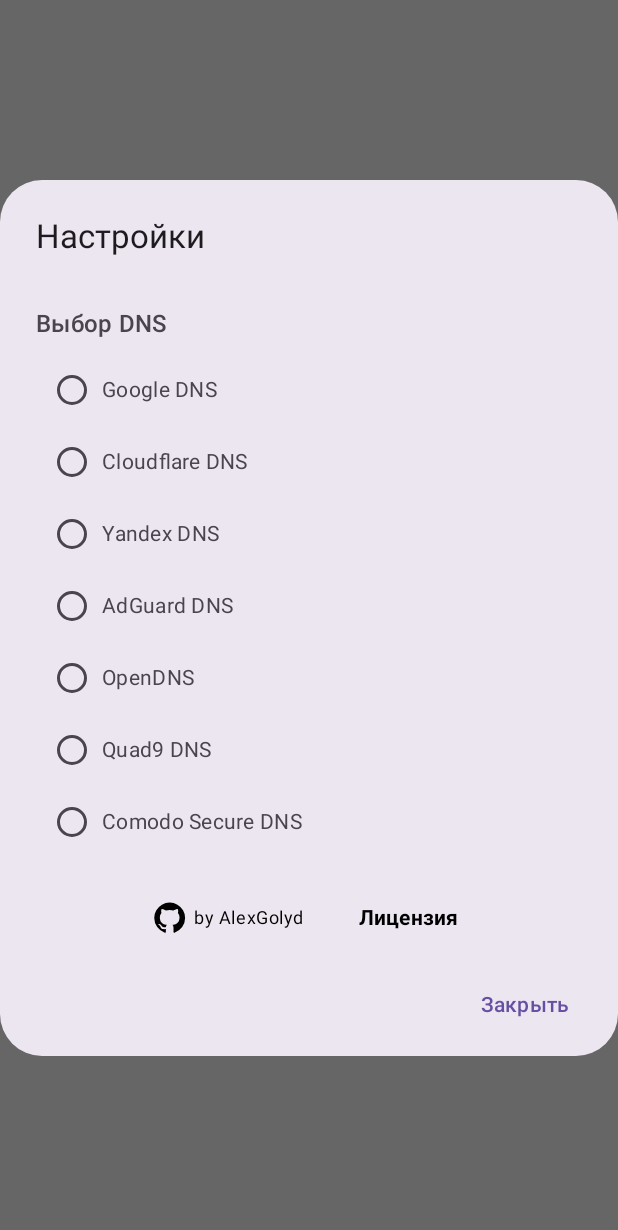
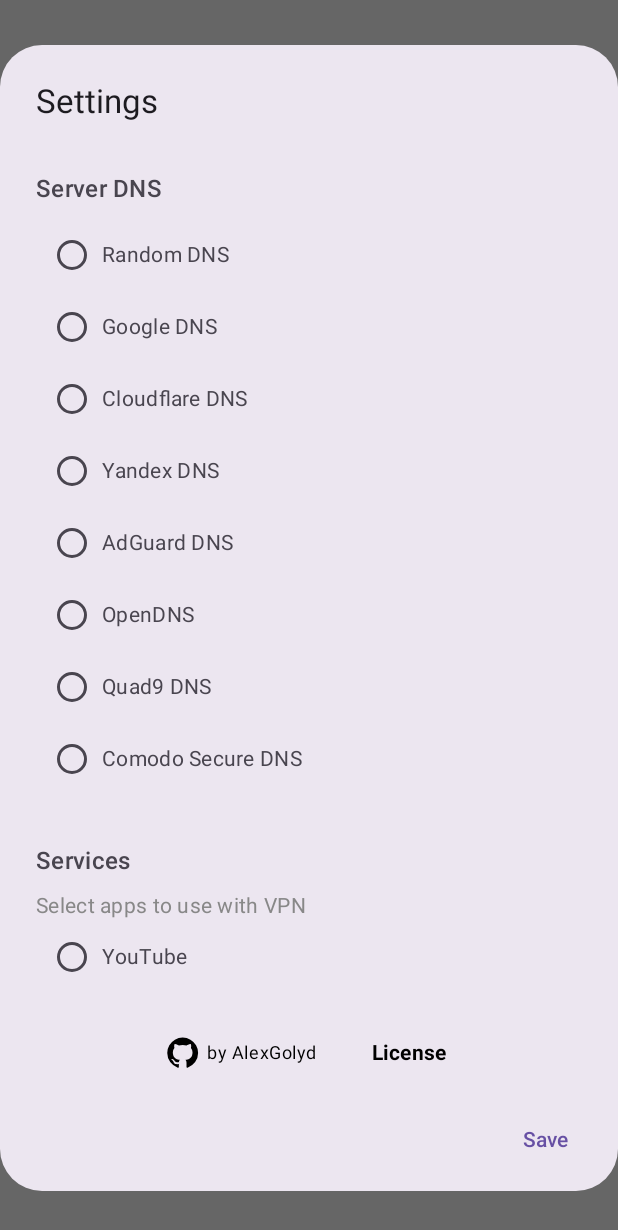
Before and after one commit to agolyud/VPN_Outline_TV, an Android app built with Jetpack Compose: the @Preview function PreviewCustomSettingsDialog, on a phone screen of 412 x 824 dp. Shown: the top 1230 px of the screen. Run offline under Robolectric (Android 15) with nearby library versions, the phone set to English and light mode, and no system bars.

Commit message:
Random DNS начинаю делать

```diff
--- a/app/src/main/java/app/android/outlinevpntv/ui/SettingsDialog.kt
+++ b/app/src/main/java/app/android/outlinevpntv/ui/SettingsDialog.kt
@@ -40,8 +40,6 @@
 import androidx.compose.ui.window.DialogProperties
 import app.android.outlinevpntv.R
 import app.android.outlinevpntv.data.preferences.PreferencesManager
-
-
 import androidx.compose.runtime.*
 
 @Composable
@@ -57,14 +55,26 @@
         onDismissRequest = { onDismiss() },
         title = {
             Text(
-                text = "Настройки",
+                text = stringResource(id = R.string.settings),
                 style = MaterialTheme.typography.titleLarge,
             )
         },
         text = {
             Column(Modifier.verticalScroll(rememberScrollState())) {
-                SettingsDialogSectionTitle(text = "Выбор DNS")
+                SettingsDialogSectionTitle(text = "Server DNS")
                 Column(Modifier.selectableGroup()) {
+
+                    SettingsDialogThemeChooserRow(
+                        text = "Random DNS",
+                        selected = selectedDns == "8.8.8.8",
+                        onClick = {
+                            preferencesManager.saveSelectedDns("8.8.8.8")
+                            selectedDns = "8.8.8.8"
+                            onDnsSelected("8.8.8.8")
+                        }
+                    )
+
+
                     SettingsDialogThemeChooserRow(
                         text = "Google DNS",
                         selected = selectedDns == "8.8.8.8",
@@ -132,13 +142,30 @@
 
                 Spacer(modifier = Modifier.height(16.dp))
 
+                SettingsDialogSectionTitle(
+                    text = stringResource(id = R.string.services)
+                )
+                Text(
+                    text = stringResource(id = R.string.services_description),
+                    style = MaterialTheme.typography.bodyMedium.copy(color = Color.Gray),
+                )
+                Column(Modifier.selectableGroup()) {
+                    SettingsDialogThemeChooserRow(
+                        text = "YouTube",
+                        selected = false,
+                        onClick = { /* TODO */ }
+                    )
+                }
+
+                Spacer(modifier = Modifier.height(16.dp))
+
                 LinksPanel()
 
             }
         },
         confirmButton = {
             Text(
-                text = "Закрыть",
+                text = stringResource(id = R.string.save),
                 style = MaterialTheme.typography.labelLarge,
                 color = MaterialTheme.colorScheme.primary,
                 modifier = Modifier
@@ -148,6 +175,7 @@
         }
     )
 }
+
 
 
 
@@ -196,7 +224,7 @@
             onClick = { uriHandler.openUri(context.getString(R.string.LICENSE)) },
         ) {
             Text(
-                text = "Лицензия",
+                text = stringResource(id = R.string.license),
                 color = Color.Black,
                 fontWeight = FontWeight.Bold
             )
--- a/app/src/main/res/values/strings.xml
+++ b/app/src/main/res/values/strings.xml
@@ -184,5 +184,9 @@
     <string name="update_error">Update error</string>
     <string name="app_update_downloading">Downloading update…</string>
     <string name="LICENSE">https://github.com/agolyud/VPN_Outline_TV/blob/main/LICENSE.md</string>
-
+    <string name="settings">Settings</string>
+    <string name="DNS">Server DNS</string>
+    <string name="license">License</string>
+    <string name="services">Services</string>
+    <string name="services_description">Select apps to use with VPN</string>
 </resources>
```
Also changed, not shown: 1 other file.
